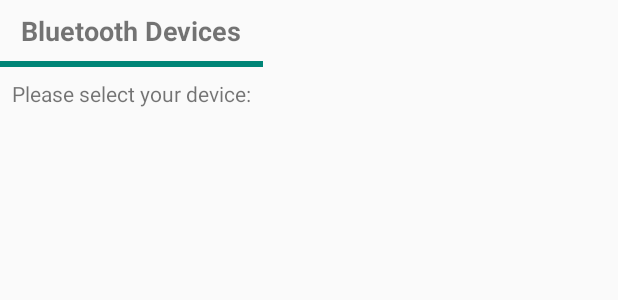
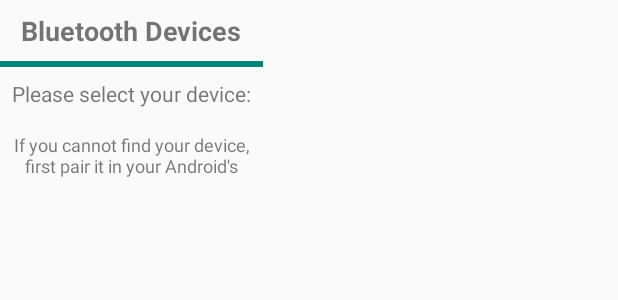
Before and after one commit to RatPlushie/SynthRevolution, an Android app: the layout bluetooth_popout.xml on its own in the app's theme, with its tools: preview values and no code run, on a phone screen of 412 x 824 dp. Shown: the top 300 px of the screen. Run offline under Robolectric (Android 15) with nearby library versions, the phone set to English and light mode, and no system bars.

```diff
--- a/Android App/app/src/main/res/layout/bluetooth_popout.xml
+++ b/Android App/app/src/main/res/layout/bluetooth_popout.xml
@@ -29,7 +29,9 @@
         android:layout_width="wrap_content"
         android:layout_height="wrap_content"
         android:layout_gravity="center_horizontal"
-        android:padding="8dp"
+        android:paddingLeft="8dp"
+        android:paddingTop="8dp"
+        android:paddingRight="8dp"
         android:text="@string/bluetooth_prompt" />
 
     <androidx.recyclerview.widget.RecyclerView
@@ -40,4 +42,15 @@
         android:hapticFeedbackEnabled="true"
         android:padding="8dp" />
 
+    <TextView
+        android:id="@+id/textView2"
+        android:layout_width="match_parent"
+        android:layout_height="wrap_content"
+        android:gravity="center_horizontal"
+        android:paddingLeft="8dp"
+        android:paddingRight="8dp"
+        android:paddingBottom="8dp"
+        android:text="@string/bluetooth_instructions"
+        android:textSize="12sp" />
+
 </LinearLayout>
--- a/Android App/app/src/main/res/values/strings.xml
+++ b/Android App/app/src/main/res/values/strings.xml
@@ -1,14 +1,18 @@
 <resources>
+    <!-- App resources -->
     <string name="app_name">SynthRevolution</string>
     <string name="tab_text_1">Control</string>
     <string name="tab_text_2">HUD</string>
     <string name="tab_text_3">Synth Lab</string>
 
+    <!-- User input resources -->
     <string name="brightness">LED Brightness:</string>
     <string name="blinkrate">Blink Rate:</string>
 
+    <!-- Prompts resources -->
     <string name="bluetooth_devices">Bluetooth Devices</string>
     <string name="bluetooth_prompt">Please select your device:</string>
+    <string name="bluetooth_instructions">If you cannot find your device, first pair it in your Android\'s Bluetooth settings</string>
 
 
 </resources>
```
Also changed, not shown: Android App/app/src/main/java/com/ratbox/synthrevolution/MainActivity.java (+10 -4 lines).
